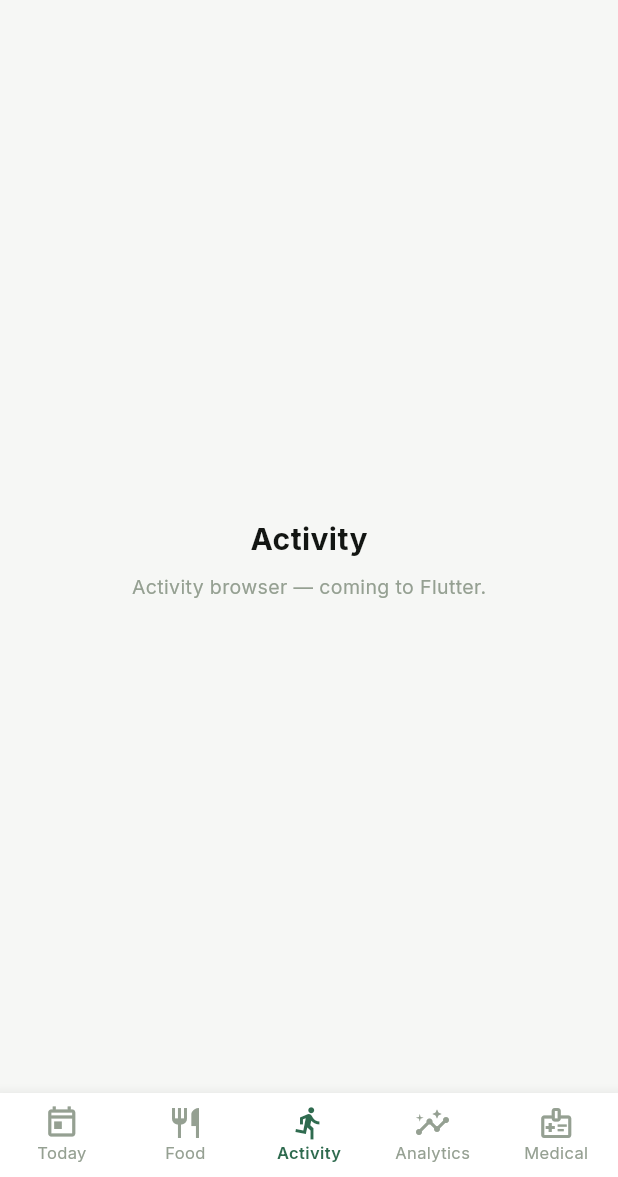
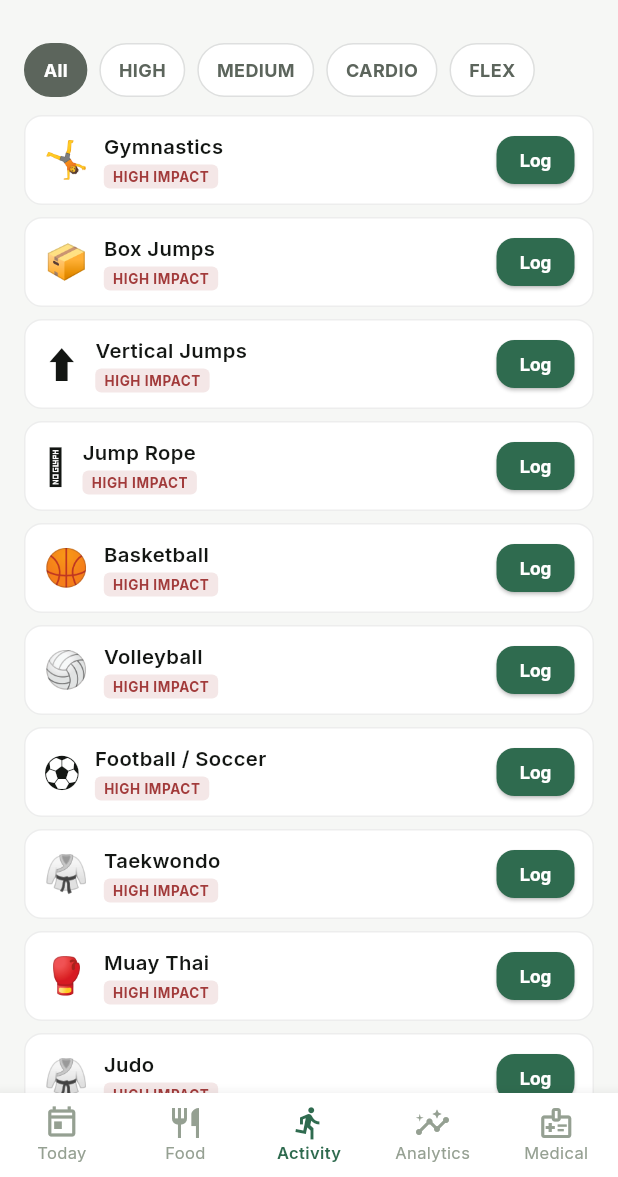
Before and after one commit to cheetahokok-sudo/growsense, a Flutter app: the screen it shows once a user with an empty profile is signed in, item 3 of the bottom bar chosen, on a phone screen of 412 x 824 dp, the part 59-1236 px from its top. Run offline on Flutter 3.47's test engine with Material 3 defaults, Android fonts, the phone set to English and light mode, and no system bars; our stand-ins replace google_fonts, supabase_flutter; accounts and stored records are empty.

Commit message:
flutter activity tab: 30-activity browser, tier filters, log sheet
Duration presets and reps-to-minutes conversion (0.25 min/rep) match
the PWA's confirmLogActivity. Today tab activity items gain per-item
delete and reps display.

Co-Authored-By: Claude Fable 5 <noreply@anthropic.com>

```diff
--- /dev/null
+++ b/flutter_app/lib/activity_data.dart
@@ -0,0 +1,179 @@
+// ══════════════════════════════════════════════════════════════════
+// Activity library — Dart port of ACTIVITY_LIBRARY in app.js (the
+// source of truth; keep in sync when it changes there). Tier weights
+// and the evidence notes come from the same mechanotransduction /
+// GH-IGF-1 research basis documented in app.js.
+// ══════════════════════════════════════════════════════════════════
+
+class Activity {
+  final String id;
+  final String tier; // high_impact | weight_bearing | cardio | flexibility | lifestyle
+  final String category;
+  final String emoji;
+  final String displayName;
+  final String unit; // 'min' | 'reps'
+  final String presets; // 'standard_min' | 'small_min' | 'reps'
+  final bool outdoor;
+  final String? note;
+
+  const Activity({
+    required this.id,
+    required this.tier,
+    required this.category,
+    required this.emoji,
+    required this.displayName,
+    this.unit = 'min',
+    String? presets,
+    this.outdoor = false,
+    this.note,
+  }) : presets = presets ?? (unit == 'reps' ? 'reps' : 'standard_min');
+}
+
+/// Same tier weights as ACTIVITY_TIER_CONFIG in app.js.
+class ActivityTier {
+  final String label;
+  final String shortLabel;
+  final double weight;
+  const ActivityTier(this.label, this.shortLabel, this.weight);
+}
+
+const activityTierConfig = {
+  'high_impact': ActivityTier('HIGH IMPACT', 'HIGH', 1.00),
+  'weight_bearing': ActivityTier('WEIGHT-BEARING', 'MEDIUM', 0.65),
+  'cardio': ActivityTier('CARDIO', 'CARDIO', 0.35),
+  'flexibility': ActivityTier('FLEXIBILITY', 'FLEX', 0.15),
+  'lifestyle': ActivityTier('LIFESTYLE', 'MOVE', 0.15),
+};
+
+// Duration presets per preset type — same values as app.js.
+const durationPresetsMin = [5, 10, 15, 20, 30, 45, 60, 90];
+const durationPresetsSmallMin = [1, 2, 3, 4, 5, 10, 15, 20];
+const durationPresetsReps = [10, 20, 30, 40, 50, 60, 80, 100];
+
+const activityLibrary = <Activity>[
+  // ── TIER 1 — HIGH IMPACT ──────────────────────────────────────
+  Activity(
+      id: 'gymnastics', tier: 'high_impact', category: 'gymnastics',
+      emoji: '🤸', displayName: 'Gymnastics',
+      note: 'Highest osteogenic evidence — 10.4× body weight impacts per session (Daly et al. 1999)'),
+  Activity(
+      id: 'box_jumps', tier: 'high_impact', category: 'jumping',
+      emoji: '📦', displayName: 'Box Jumps', unit: 'reps',
+      note: 'Direct growth plate stimulation. 24-week study: +4.32 cm vs +1.93 cm controls (BMC Pediatrics 2025)'),
+  Activity(
+      id: 'vertical_jumps', tier: 'high_impact', category: 'jumping',
+      emoji: '⬆️', displayName: 'Vertical Jumps', unit: 'reps'),
+  Activity(
+      id: 'jump_rope', tier: 'high_impact', category: 'jumping',
+      emoji: '🪢', displayName: 'Jump Rope',
+      note: 'Moderate growth plate pressure confirmed. Interval > continuous for GH release'),
+  Activity(
+      id: 'basketball', tier: 'high_impact', category: 'sports',
+      emoji: '🏀', displayName: 'Basketball',
+      note: 'Highest BMD among all team sports. Multi-directional impact loading (PMID 38040837)'),
+  Activity(
+      id: 'volleyball', tier: 'high_impact', category: 'sports',
+      emoji: '🏐', displayName: 'Volleyball',
+      note: 'High-impact, repeated vertical jumps. BMD superior to swimmers and controls'),
+  Activity(
+      id: 'football', tier: 'high_impact', category: 'sports',
+      emoji: '⚽', displayName: 'Football / Soccer',
+      note: 'Running + impact loading. ~39% of adult bone mass acquired in 5 years around PHV'),
+  Activity(
+      id: 'taekwondo', tier: 'high_impact', category: 'martial_arts',
+      emoji: '🥋', displayName: 'Taekwondo',
+      note: 'Systematic review: significantly better bone outcomes vs non-sport (Barbeta et al.)'),
+  Activity(
+      id: 'muay_thai', tier: 'high_impact', category: 'martial_arts',
+      emoji: '🥊', displayName: 'Muay Thai'),
+  Activity(
+      id: 'judo', tier: 'high_impact', category: 'martial_arts',
+      emoji: '🥋', displayName: 'Judo'),
+  Activity(
+      id: 'karate', tier: 'high_impact', category: 'martial_arts',
+      emoji: '🥋', displayName: 'Karate'),
+  Activity(
+      id: 'sprinting', tier: 'high_impact', category: 'running',
+      emoji: '💨', displayName: 'Sprint Training',
+      note: 'Plyometric training: GH +12%, IGF-1 +8% vs controls in 12-week RCT (ASJSM 2024)'),
+  Activity(
+      id: 'dance', tier: 'high_impact', category: 'dance',
+      emoji: '💃', displayName: 'Dance',
+      note: 'Multi-directional high-impact loading, underrated osteogenic activity'),
+  Activity(
+      id: 'parkour', tier: 'high_impact', category: 'bodyweight',
+      emoji: '🏃', displayName: 'Parkour',
+      note: 'Very high impact, novel multi-directional loading — excellent during growth window'),
+  Activity(
+      id: 'basketball_drills', tier: 'high_impact', category: 'sports',
+      emoji: '🏀', displayName: 'Basketball Drills'),
+  Activity(
+      id: 'hopscotch', tier: 'high_impact', category: 'jumping',
+      emoji: '🎯', displayName: 'Hopscotch', unit: 'reps'),
+
+  // ── TIER 2 — WEIGHT-BEARING ──────────────────────────────────
+  Activity(
+      id: 'running', tier: 'weight_bearing', category: 'running',
+      emoji: '🏃', displayName: 'Running'),
+  Activity(
+      id: 'tag_games', tier: 'weight_bearing', category: 'running',
+      emoji: '🏷️', displayName: 'Tag Games'),
+  Activity(
+      id: 'tennis', tier: 'weight_bearing', category: 'sports',
+      emoji: '🎾', displayName: 'Tennis',
+      note: 'More favourable bone outcomes vs absence of PA (Krahenbüh systematic review)'),
+  Activity(
+      id: 'badminton', tier: 'weight_bearing', category: 'sports',
+      emoji: '🏸', displayName: 'Badminton'),
+  Activity(
+      id: 'trampoline', tier: 'weight_bearing', category: 'jumping',
+      emoji: '🦘', displayName: 'Trampoline',
+      note: 'Reduces peak GRF vs floor jumping — osteogenic but lower intensity than box jumps'),
+  Activity(
+      id: 'indoor_climbing', tier: 'weight_bearing', category: 'climbing',
+      emoji: '🧗', displayName: 'Indoor Climbing'),
+  Activity(
+      id: 'playground_climbing', tier: 'weight_bearing', category: 'climbing',
+      emoji: '🛝', displayName: 'Playground Climbing'),
+  Activity(
+      id: 'monkey_bars', tier: 'weight_bearing', category: 'bodyweight',
+      emoji: '🐒', displayName: 'Overhead Bar Traverse', presets: 'small_min',
+      note: 'Dynamic brachiation — swing hand-to-hand on overhead bars. Upper body weight-bearing; distinct from static bar hanging.'),
+  Activity(
+      id: 'obstacle_course', tier: 'weight_bearing', category: 'bodyweight',
+      emoji: '🏁', displayName: 'Obstacle Course'),
+  Activity(
+      id: 'outdoor_play', tier: 'weight_bearing', category: 'lifestyle',
+      emoji: '☀️', displayName: 'Outdoor Play', outdoor: true,
+      note: 'If running/jumping involved — often equivalent to Tier 1. ☀️ Sunlight exposure → Vitamin D synthesis.'),
+  Activity(
+      id: 'playground', tier: 'weight_bearing', category: 'lifestyle',
+      emoji: '🛝', displayName: 'Playground Activities', outdoor: true),
+
+  // ── TIER 3 — CARDIO ──────────────────────────────────────────
+  Activity(
+      id: 'swimming', tier: 'cardio', category: 'cardio',
+      emoji: '🏊', displayName: 'Swimming',
+      note: 'Excellent cardiovascular + GH stimulus. No osteogenic benefit — combine with weight-bearing (PMID 29199168)'),
+  Activity(
+      id: 'cycling', tier: 'cardio', category: 'cardio',
+      emoji: '🚲', displayName: 'Cycling',
+      note: 'Good cardiovascular. High-volume cycling associated with low BMD — complement with weight-bearing'),
+
+  // ── TIER 4 — FLEXIBILITY / DECOMPRESSION ─────────────────────
+  Activity(
+      id: 'yoga', tier: 'flexibility', category: 'flexibility',
+      emoji: '🧘', displayName: 'Yoga (Growth Poses)',
+      note: 'Flexibility and recovery. Non-impact — not effective for bone density alone. Spinal extension poses (Cobra, Downward Dog, Cat-Cow, Tree) support disc hydration and postural alignment.'),
+  Activity(
+      id: 'stretching', tier: 'flexibility', category: 'flexibility',
+      emoji: '🤸', displayName: 'Stretching'),
+  Activity(
+      id: 'bar_hanging', tier: 'flexibility', category: 'flexibility',
+      emoji: '🏋️', displayName: 'Bar Hanging (Decompression)', presets: 'small_min',
+      note: 'Static spinal decompression — good for disc hydration and lumbar posture. NOT osteogenic. Best after high-impact activity.'),
+  Activity(
+      id: 'walking', tier: 'lifestyle', category: 'lifestyle',
+      emoji: '🚶', displayName: 'Walking',
+      note: 'Minimal osteogenic effect at normal pace. Good daily movement baseline.'),
+];
--- /dev/null
+++ b/flutter_app/lib/screens/activity_screen.dart
@@ -0,0 +1,351 @@
+import 'package:flutter/material.dart';
+
+import '../activity_data.dart';
+import '../app_state.dart';
+import '../theme.dart';
+
+/// Activity tab — 30-activity browser with tier filter tabs,
+/// mirroring the PWA's activity browser. Tapping Log opens a
+/// bottom sheet (modal-sheet equivalent) with duration presets and
+/// an outdoor toggle, then inserts a daily_activity_items row.
+class ActivityScreen extends StatefulWidget {
+  const ActivityScreen({super.key, required this.appState});
+  final AppState appState;
+
+  @override
+  State<ActivityScreen> createState() => _ActivityScreenState();
+}
+
+class _ActivityScreenState extends State<ActivityScreen> {
+  String? _tier; // null = all
+
+  static const tierColors = {
+    'high_impact': GsColors.flag,
+    'weight_bearing': GsColors.accent,
+    'cardio': GsColors.measured,
+    'flexibility': GsColors.estimated,
+    'lifestyle': GsColors.estimated,
+  };
+
+  List<Activity> get _filtered => [
+        for (final a in activityLibrary)
+          if (_tier == null ||
+              a.tier == _tier ||
+              // FLEX filter folds lifestyle in, same as the PWA's
+              // badge config mapping lifestyle → flex styling.
+              (_tier == 'flexibility' && a.tier == 'lifestyle'))
+            a,
+      ];
+
+  Future<void> _openLogSheet(Activity act) async {
+    final result = await showModalBottomSheet<({int value, bool outdoor})>(
+      context: context,
+      backgroundColor: GsColors.surface,
+      shape: const RoundedRectangleBorder(
+        borderRadius: BorderRadius.vertical(top: Radius.circular(GsRadius.lg)),
+      ),
+      builder: (context) => _ActivityLogSheet(activity: act),
+    );
+    if (result == null || !mounted) return;
+
+    final err = await widget.appState.recordActivityItem(
+      activityId: act.id,
+      displayName: act.displayName,
+      category: act.category,
+      tier: act.tier,
+      rawValue: result.value,
+      unit: act.unit,
+      isOutdoor: result.outdoor,
+    );
+    if (!mounted) return;
+    final label =
+        act.unit == 'reps' ? '${result.value} reps' : '${result.value} min';
+    ScaffoldMessenger.of(context).showSnackBar(SnackBar(
+      duration: const Duration(seconds: 2),
+      backgroundColor: err == null ? GsColors.accentDark : GsColors.flag,
+      content: Text(err == null
+          ? '${act.emoji} ${act.displayName} · $label${result.outdoor ? ' ☀️' : ''}'
+          : 'Could not save activity: $err'),
+    ));
+  }
+
+  @override
+  Widget build(BuildContext context) {
+    return Column(
+      children: [
+        const SizedBox(height: 12),
+        SizedBox(
+          height: 36,
+          child: ListView(
+            scrollDirection: Axis.horizontal,
+            padding: const EdgeInsets.symmetric(horizontal: 16),
+            children: [
+              _TierChip(
+                label: 'All',
+                color: GsColors.text2,
+                selected: _tier == null,
+                onTap: () => setState(() => _tier = null),
+              ),
+              for (final t in [
+                'high_impact',
+                'weight_bearing',
+                'cardio',
+                'flexibility'
+              ])
+                _TierChip(
+                  label: activityTierConfig[t]!.shortLabel,
+                  color: tierColors[t]!,
+                  selected: _tier == t,
+                  onTap: () => setState(() => _tier = t),
+                ),
+            ],
+          ),
+        ),
+        const SizedBox(height: 8),
+        Expanded(
+          child: ListView.separated(
+            padding: const EdgeInsets.fromLTRB(16, 4, 16, 24),
+            itemCount: _filtered.length,
+            separatorBuilder: (_, _) => const SizedBox(height: 8),
+            itemBuilder: (context, i) {
+              final act = _filtered[i];
+              final tc = activityTierConfig[act.tier]!;
+              final color = tierColors[act.tier]!;
+              return Container(
+                padding:
+                    const EdgeInsets.symmetric(horizontal: 12, vertical: 10),
+                decoration: BoxDecoration(
+                  color: GsColors.surface,
+                  borderRadius: BorderRadius.circular(GsRadius.md),
+                  border: Border.all(color: GsColors.border),
+                ),
+                child: Row(
+                  children: [
+                    Text(act.emoji, style: const TextStyle(fontSize: 24)),
+                    const SizedBox(width: 10),
+                    Expanded(
+                      child: Column(
+                        crossAxisAlignment: CrossAxisAlignment.start,
+                        children: [
+                          Text(act.displayName,
+                              style: const TextStyle(
+                                  fontSize: 13.5,
+                                  fontWeight: FontWeight.w600)),
+                          const SizedBox(height: 3),
+                          Container(
+                            padding: const EdgeInsets.symmetric(
+                                horizontal: 6, vertical: 1.5),
+                            decoration: BoxDecoration(
+                              color: color.withValues(alpha: 0.12),
+                              borderRadius: BorderRadius.circular(4),
+                            ),
+                            child: Text(tc.label,
+                                style: TextStyle(
+                                    fontSize: 9,
+                                    fontWeight: FontWeight.w700,
+                                    letterSpacing: 0.4,
+                                    color: color)),
+                          ),
+                        ],
+                      ),
+                    ),
+                    const SizedBox(width: 10),
+                    SizedBox(
+                      height: 32,
+                      child: ElevatedButton(
+                        style: ElevatedButton.styleFrom(
+                          minimumSize: const Size(52, 32),
+                          padding:
+                              const EdgeInsets.symmetric(horizontal: 12),
+                        ),
+                        onPressed: () => _openLogSheet(act),
+                        child: const Text('Log',
+                            style: TextStyle(fontSize: 12.5)),
+                      ),
+                    ),
+                  ],
+                ),
+              );
+            },
+          ),
+        ),
+      ],
+    );
+  }
+}
+
+class _TierChip extends StatelessWidget {
+  const _TierChip(
+      {required this.label,
+      required this.color,
+      required this.selected,
+      required this.onTap});
+  final String label;
+  final Color color;
+  final bool selected;
+  final VoidCallback onTap;
+
+  @override
+  Widget build(BuildContext context) {
+    return Padding(
+      padding: const EdgeInsets.only(right: 8),
+      child: GestureDetector(
+        onTap: onTap,
+        child: Container(
+          padding: const EdgeInsets.symmetric(horizontal: 12),
+          alignment: Alignment.center,
+          decoration: BoxDecoration(
+            color: selected ? color : GsColors.surface,
+            borderRadius: BorderRadius.circular(18),
+            border: Border.all(color: selected ? color : GsColors.border2),
+          ),
+          child: Text(
+            label,
+            style: TextStyle(
+              fontSize: 12,
+              fontWeight: FontWeight.w700,
+              color: selected ? Colors.white : GsColors.text2,
+            ),
+          ),
+        ),
+      ),
+    );
+  }
+}
+
+/// Duration picker sheet — same presets/defaults as the PWA
+/// (standard_min 30, small_min 2, reps 40) plus the outdoor toggle.
+class _ActivityLogSheet extends StatefulWidget {
+  const _ActivityLogSheet({required this.activity});
+  final Activity activity;
+
+  @override
+  State<_ActivityLogSheet> createState() => _ActivityLogSheetState();
+}
+
+class _ActivityLogSheetState extends State<_ActivityLogSheet> {
+  late int _value;
+  late bool _outdoor;
+
+  List<int> get _presets => switch (widget.activity.presets) {
+        'reps' => durationPresetsReps,
+        'small_min' => durationPresetsSmallMin,
+        _ => durationPresetsMin,
+      };
+
+  @override
+  void initState() {
+    super.initState();
+    _value = switch (widget.activity.presets) {
+      'reps' => 40,
+      'small_min' => 2,
+      _ => 30,
+    };
+    _outdoor = widget.activity.outdoor;
+  }
+
+  @override
+  Widget build(BuildContext context) {
+    final act = widget.activity;
+    final tc = activityTierConfig[act.tier]!;
+    final color = _ActivityScreenState.tierColors[act.tier]!;
+    final unitLabel = act.unit == 'reps' ? 'reps' : 'min';
+
+    return SafeArea(
+      child: Padding(
+        padding: const EdgeInsets.fromLTRB(20, 16, 20, 20),
+        child: Column(
+          mainAxisSize: MainAxisSize.min,
+          crossAxisAlignment: CrossAxisAlignment.stretch,
+          children: [
+            Row(
+              children: [
+                Text(act.emoji, style: const TextStyle(fontSize: 30)),
+                const SizedBox(width: 10),
+                Expanded(
+                  child: Column(
+                    crossAxisAlignment: CrossAxisAlignment.start,
+                    children: [
+                      Text(act.displayName,
+                          style: const TextStyle(
+                              fontSize: 16, fontWeight: FontWeight.w700)),
+                      const SizedBox(height: 2),
+                      Text(tc.label,
+                          style: TextStyle(
+                              fontSize: 10,
+                              fontWeight: FontWeight.w700,
+                              letterSpacing: 0.4,
+                              color: color)),
+                    ],
+                  ),
+                ),
+              ],
+            ),
+            if (act.note != null) ...[
+              const SizedBox(height: 10),
+              Text(act.note!,
+                  style:
+                      const TextStyle(fontSize: 11.5, color: GsColors.text2)),
+            ],
+            const SizedBox(height: 14),
+            Wrap(
+              spacing: 8,
+              runSpacing: 8,
+              children: [
+                for (final p in _presets)
+                  GestureDetector(
+                    onTap: () => setState(() => _value = p),
+                    child: Container(
+                      width: 72,
+                      padding: const EdgeInsets.symmetric(vertical: 10),
+                      decoration: BoxDecoration(
+                        color: _value == p
+                            ? GsColors.accentLight
+                            : GsColors.surface2,
+                        borderRadius: BorderRadius.circular(GsRadius.sm),
+                        border: Border.all(
+                            color: _value == p
+                                ? GsColors.accent
+                                : Colors.transparent),
+                      ),
+                      child: Column(
+                        children: [
+                          Text('$p',
+                              style: TextStyle(
+                                  fontSize: 15,
+                                  fontWeight: FontWeight.w700,
+                                  color: _value == p
+                                      ? GsColors.accentDark
+                                      : GsColors.text)),
+                          Text(unitLabel,
+                              style: const TextStyle(
+                                  fontSize: 10, color: GsColors.text3)),
+                        ],
+                      ),
+                    ),
+                  ),
+              ],
+            ),
+            const SizedBox(height: 12),
+            SwitchListTile(
+              contentPadding: EdgeInsets.zero,
+              dense: true,
+              activeThumbColor: GsColors.accent,
+              title: const Text('Outdoor ☀️', style: TextStyle(fontSize: 13)),
+              subtitle: const Text('Sunlight → vitamin D synthesis',
+                  style: TextStyle(fontSize: 11, color: GsColors.text3)),
+              value: _outdoor,
+              onChanged: (v) => setState(() => _outdoor = v),
+            ),
+            const SizedBox(height: 8),
+            ElevatedButton(
+              onPressed: () =>
+                  Navigator.pop(context, (value: _value, outdoor: _outdoor)),
+              child: Text('Log $_value $unitLabel'),
+            ),
+          ],
+        ),
+      ),
+    );
+  }
+}
--- a/flutter_app/lib/screens/home_shell.dart
+++ b/flutter_app/lib/screens/home_shell.dart
@@ -3,6 +3,7 @@ import 'package:supabase_flutter/supabase_flutter.dart';
 
 import '../app_state.dart';
 import '../theme.dart';
+import 'activity_screen.dart';
 import 'food_screen.dart';
 import 'placeholder_screen.dart';
 import 'today_screen.dart';
@@ -31,8 +32,7 @@ class _HomeShellState extends State<HomeShell> {
     final screens = [
       TodayScreen(appState: widget.appState),
       FoodScreen(appState: widget.appState),
-      const PlaceholderScreen(
-          title: 'Activity', note: 'Activity browser — coming to Flutter.'),
+      ActivityScreen(appState: widget.appState),
       const PlaceholderScreen(
           title: 'Analytics', note: 'Trends & percentiles — coming to Flutter.'),
       const PlaceholderScreen(
```
Also changed, not shown: flutter_app/lib/app_state.dart (+51 -0 lines), flutter_app/lib/screens/today_screen.dart (+24 -3 lines).
